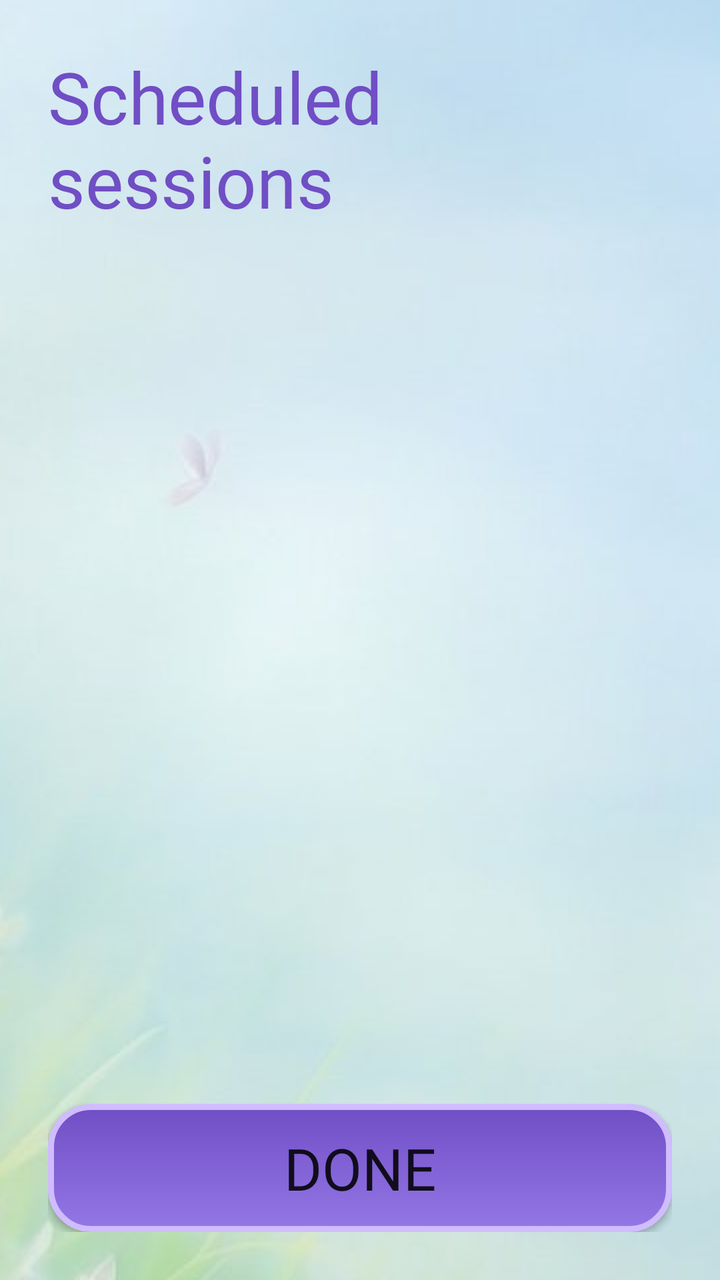
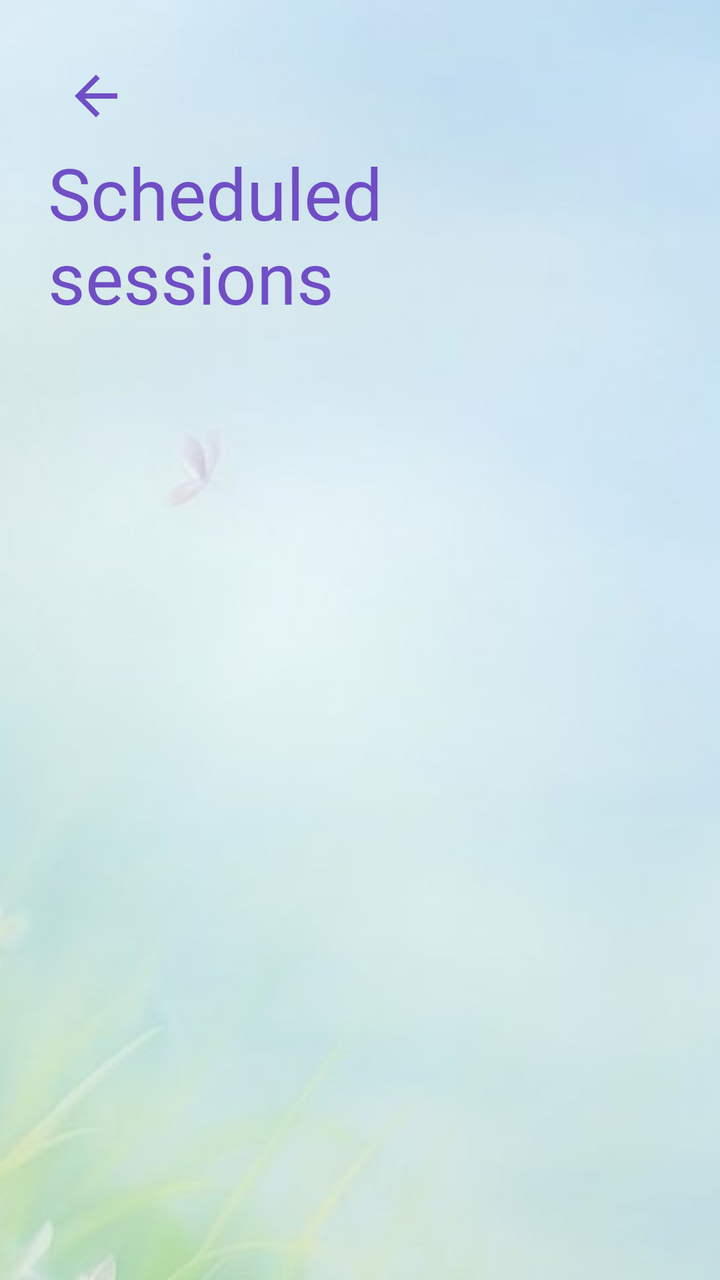

An Android layout rendered at two revisions. The XML below is the earlier revision; the diff shows what the commit changed to produce the second picture.
<!-- AndroidManifest.xml: application theme android:Theme.Material.Light.NoActionBar -->
<!-- res/layout/activity_schedule.xml -->
<?xml version="1.0" encoding="utf-8"?>
<LinearLayout xmlns:android="http://schemas.android.com/apk/res/android"
    android:layout_width="match_parent"
    android:layout_height="match_parent"
    android:orientation="vertical"
    android:padding="24dp"
    android:background="@drawable/activity_background">

    <TextView
        android:layout_width="wrap_content"
        android:layout_height="wrap_content"
        android:fontFamily="@font/super_frog"
        android:text="Scheduled sessions"
        android:textColor="@color/primary_dark"
        android:textSize="36sp" />

    <TextView
        android:id="@+id/tvHint"
        android:layout_width="match_parent"
        android:layout_height="wrap_content"
        android:paddingTop="8dp"
        android:text="Nothing is selected to block yet, so scheduled sessions won't block anything. Choose apps or websites first."
        android:textColor="@color/text_secondary"
        android:textSize="14sp"
        android:visibility="gone" />

    
    <TextView
        android:id="@+id/tvSessionNote"
        android:layout_width="match_parent"
        android:layout_height="wrap_content"
        android:paddingTop="8dp"
        android:text="A session is running, so changes here won't affect it. Anything you add or remove applies from the next time it comes around (next week for a day, tomorrow for Everyday)."
        android:textColor="@color/text_secondary"
        android:textSize="14sp"
        android:visibility="gone" />

    <ScrollView
        android:layout_width="match_parent"
        android:layout_height="0dp"
        android:layout_weight="1"
        android:paddingTop="12dp"
        android:scrollbars="none">

        <LinearLayout
            android:id="@+id/daysContainer"
            android:layout_width="match_parent"
            android:layout_height="wrap_content"
            android:orientation="vertical" />
    </ScrollView>

    <Button
        android:id="@+id/btnDone"
        style="@style/BaseButtonStyle"
        android:layout_height="64dp"
        android:layout_marginTop="12dp"
        android:text="Done" />
</LinearLayout>
<!-- resources referenced by this layout -->
<resources>
  <color name="primary_dark">#704EC5</color>
  <color name="text_secondary">#49454F</color>
  <!-- drawable activity_background (drawable) -->
  <?xml version="1.0" encoding="utf-8"?>
  <bitmap xmlns:android="http://schemas.android.com/apk/res/android"
      android:src="@drawable/background"
      android:gravity="center"
      android:tileMode="disabled" />
  <style name="BaseButtonStyle">
          <item name="android:layout_width">match_parent</item>
          <item name="android:layout_height">match_parent</item>
          <item name="android:background">@drawable/base_button_shape</item>
          <item name="android:fontFamily">@font/super_frog</item>
          <item name="android:gravity">center_vertical|center_horizontal</item>
  
          <item name="android:autoSizeTextType">uniform</item>
          <item name="android:autoSizeMinTextSize">14sp</item>
          <item name="android:autoSizeMaxTextSize">30sp</item>
          <item name="android:autoSizeStepGranularity">5sp</item>
      </style>
  <!-- drawable background: jpg bitmap (drawable, 65327 bytes) -->
  <!-- drawable base_button_shape (drawable) -->
  <shape xmlns:android="http://schemas.android.com/apk/res/android"
      android:shape="rectangle">
  
      <gradient
          android:angle="270"
          android:startColor="@color/primary_dark"
          android:endColor="@color/primary"
          android:type="linear" />
  
      <corners android:radius="20dp" />
  
      <stroke
          android:width="3dp"
          android:color="@color/accent" />
  
  </shape>
  <color name="primary">#9477E6</color>
  <color name="accent">#D0BCFF</color>
</resources>

<!-- the commit's change to res/layout/activity_schedule.xml (unified diff, before → after) -->
@@ -5,6 +5,14 @@
     android:orientation="vertical"
     android:padding="24dp"
     android:background="@drawable/activity_background">
+
+    <ImageButton
+        android:id="@+id/btnBack"
+        android:layout_width="48dp"
+        android:layout_height="48dp"
+        android:background="?android:attr/selectableItemBackgroundBorderless"
+        android:contentDescription="Back"
+        android:src="@drawable/ic_back" />
 
     <TextView
         android:layout_width="wrap_content"
@@ -48,11 +56,4 @@
             android:layout_height="wrap_content"
             android:orientation="vertical" />
     </ScrollView>
-
-    <Button
-        android:id="@+id/btnDone"
-        style="@style/BaseButtonStyle"
-        android:layout_height="64dp"
-        android:layout_marginTop="12dp"
-        android:text="Done" />
 </LinearLayout>
<!-- resource entries referenced after the edit -->
@@ -8,37 +8,17 @@
       android:src="@drawable/background"
       android:gravity="center"
       android:tileMode="disabled" />
-  <style name="BaseButtonStyle">
-          <item name="android:layout_width">match_parent</item>
-          <item name="android:layout_height">match_parent</item>
-          <item name="android:background">@drawable/base_button_shape</item>
-          <item name="android:fontFamily">@font/super_frog</item>
-          <item name="android:gravity">center_vertical|center_horizontal</item>
-  
-          <item name="android:autoSizeTextType">uniform</item>
-          <item name="android:autoSizeMinTextSize">14sp</item>
-          <item name="android:autoSizeMaxTextSize">30sp</item>
-          <item name="android:autoSizeStepGranularity">5sp</item>
-      </style>
+  <!-- drawable ic_back (drawable) -->
+  <vector xmlns:android="http://schemas.android.com/apk/res/android"
+      android:width="32dp"
+      android:height="32dp"
+      android:autoMirrored="true"
+      android:viewportWidth="24"
+      android:viewportHeight="24">
+      <path
+          android:fillColor="@color/primary_dark"
+          android:pathData="M20,11H7.83l5.59,-5.59L12,4l-8,8 8,8 1.41,-1.41L7.83,13H20v-2z" />
+  </vector>
   <!-- drawable background: jpg bitmap (drawable, 65327 bytes) -->
-  <!-- drawable base_button_shape (drawable) -->
-  <shape xmlns:android="http://schemas.android.com/apk/res/android"
-      android:shape="rectangle">
-  
-      <gradient
-          android:angle="270"
-          android:startColor="@color/primary_dark"
-          android:endColor="@color/primary"
-          android:type="linear" />
-  
-      <corners android:radius="20dp" />
-  
-      <stroke
-          android:width="3dp"
-          android:color="@color/accent" />
-  
-  </shape>
-  <color name="primary">#9477E6</color>
-  <color name="accent">#D0BCFF</color>
 </resources>
 
